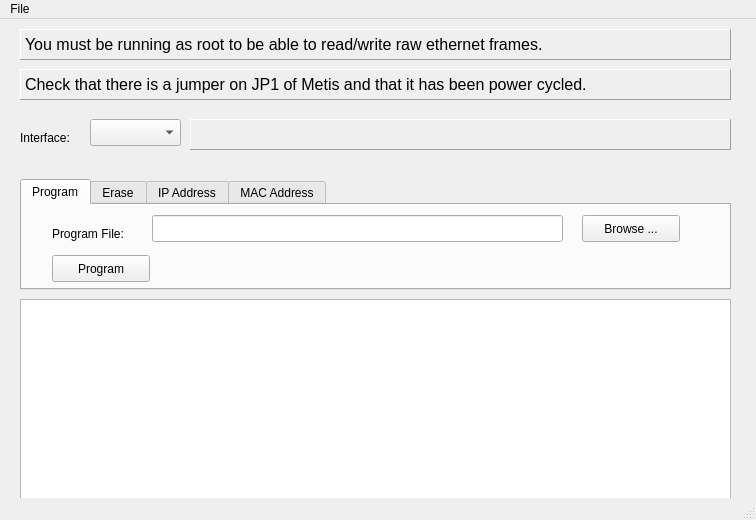
Old version of the form trunk/src/QtBootLoader/MainWindow.ui in the repository 8cH9azbsFifZ/ghpsdr3.
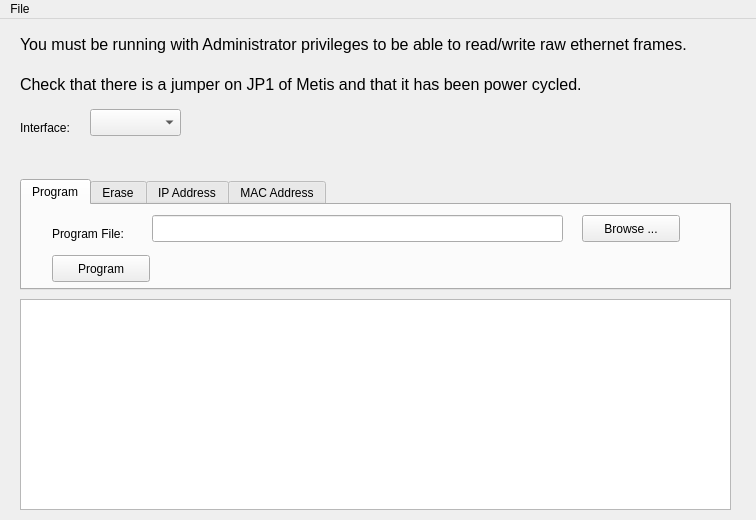
New version of the form.

```diff
--- a/trunk/src/QtBootLoader/MainWindow.ui
+++ b/trunk/src/QtBootLoader/MainWindow.ui
@@ -390,7 +390,7 @@
      </font>
     </property>
     <property name="frameShape">
-     <enum>QFrame::Panel</enum>
+     <enum>QFrame::NoFrame</enum>
     </property>
     <property name="frameShadow">
      <enum>QFrame::Raised</enum>
@@ -478,20 +478,20 @@
      </font>
     </property>
     <property name="frameShape">
-     <enum>QFrame::Panel</enum>
+     <enum>QFrame::NoFrame</enum>
     </property>
     <property name="frameShadow">
      <enum>QFrame::Raised</enum>
     </property>
     <property name="text">
-     <string>You must be running as root to be able to read/write raw ethernet frames.</string>
+     <string>You must be running with Administrator privileges to be able to read/write raw ethernet frames.</string>
     </property>
    </widget>
    <widget class="QLabel" name="label_2">
     <property name="geometry">
      <rect>
       <x>20</x>
-      <y>110</y>
+      <y>100</y>
       <width>67</width>
       <height>17</height>
      </rect>
@@ -504,7 +504,7 @@
     <property name="geometry">
      <rect>
       <x>90</x>
-      <y>100</y>
+      <y>90</y>
       <width>91</width>
       <height>27</height>
      </rect>
@@ -550,8 +550,8 @@
    <widget class="QLabel" name="interfaceLabel">
     <property name="geometry">
      <rect>
-      <x>190</x>
-      <y>100</y>
+      <x>90</x>
+      <y>120</y>
       <width>541</width>
       <height>31</height>
      </rect>
@@ -562,7 +562,7 @@
      </font>
     </property>
     <property name="frameShape">
-     <enum>QFrame::Panel</enum>
+     <enum>QFrame::NoFrame</enum>
     </property>
     <property name="frameShadow">
      <enum>QFrame::Raised</enum>
@@ -636,7 +636,6 @@
    </widget>
    <addaction name="menuFile"/>
   </widget>
-  <widget class="QStatusBar" name="statusBar"/>
   <action name="actionQuit">
    <property name="text">
     <string>Quit</string>
```
Left out of the diff: 2 changed lines with no effect on the pictures.
